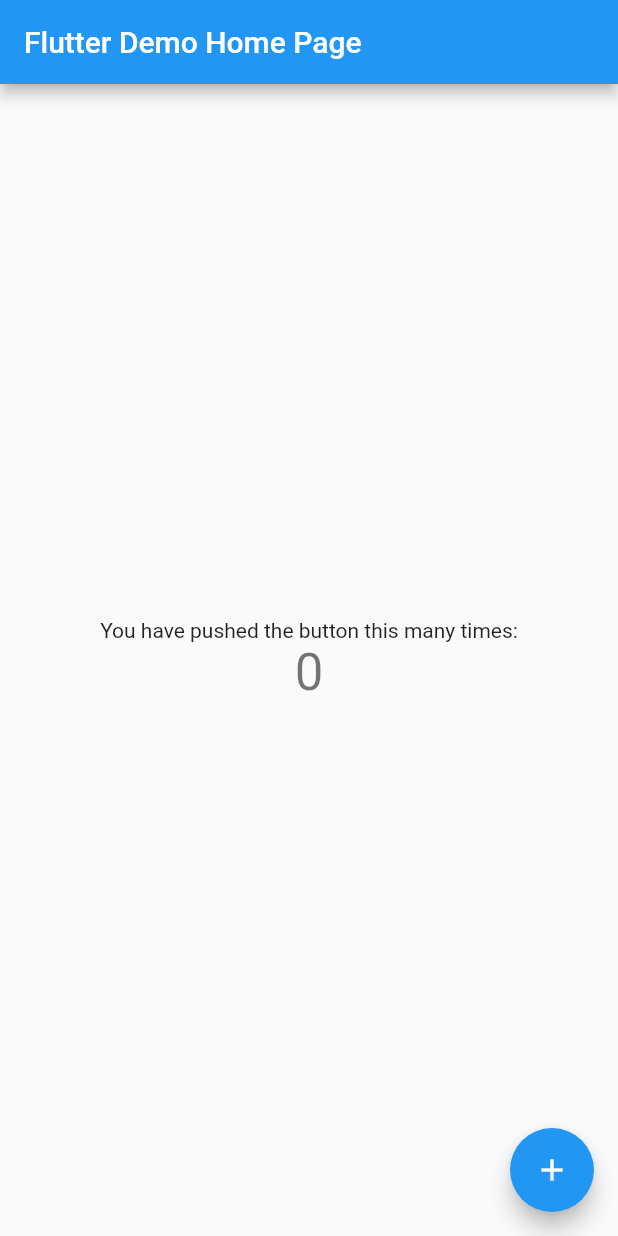
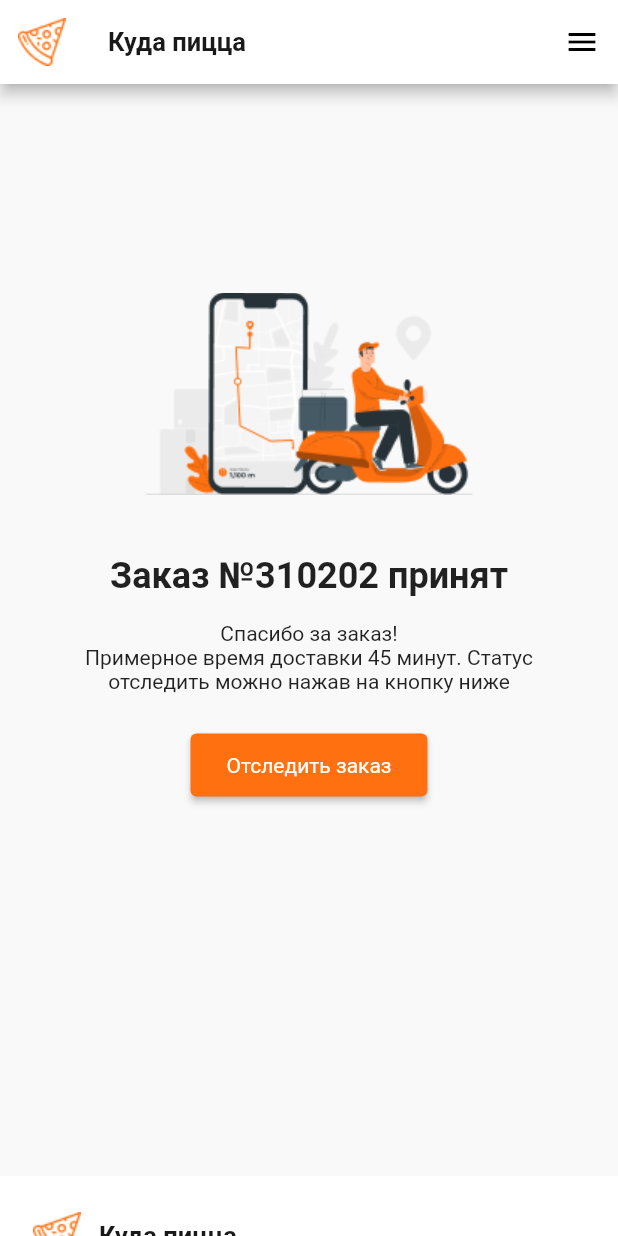
Before and after one commit to BekzodGayratov/Pizza, a Flutter app: the screen it shows after launch, on a phone screen of 412 x 824 dp. Run offline on Flutter 3.47's test engine with Material 2 defaults, Android fonts, the phone set to English and light mode, and no system bars; missing offline and left inert: dart:html.

Commit message:
men juda katta iw qildim

```diff
--- a/lib/main.dart
+++ b/lib/main.dart
@@ -1,115 +1,18 @@
 import 'package:flutter/material.dart';
+import 'package:pizza/view/home_page.dart';
 
 void main() {
-  runApp(const MyApp());
+  runApp(Myapp());
 }
 
-class MyApp extends StatelessWidget {
-  const MyApp({super.key});
+class Myapp extends StatelessWidget {
+  const Myapp({super.key});
 
-  // This widget is the root of your application.
   @override
   Widget build(BuildContext context) {
     return MaterialApp(
-      title: 'Flutter Demo',
-      theme: ThemeData(
-        // This is the theme of your application.
-        //
-        // Try running your application with "flutter run". You'll see the
-        // application has a blue toolbar. Then, without quitting the app, try
-        // changing the primarySwatch below to Colors.green and then invoke
-        // "hot reload" (press "r" in the console where you ran "flutter run",
-        // or simply save your changes to "hot reload" in a Flutter IDE).
-        // Notice that the counter didn't reset back to zero; the application
-        // is not restarted.
-        primarySwatch: Colors.blue,
-      ),
-      home: const MyHomePage(title: 'Flutter Demo Home Page'),
+      debugShowCheckedModeBanner: false,
+      home: HomePage(),
     );
   }
 }
-
-class MyHomePage extends StatefulWidget {
-  const MyHomePage({super.key, required this.title});
-
-  // This widget is the home page of your application. It is stateful, meaning
-  // that it has a State object (defined below) that contains fields that affect
-  // how it looks.
-
-  // This class is the configuration for the state. It holds the values (in this
-  // case the title) provided by the parent (in this case the App widget) and
-  // used by the build method of the State. Fields in a Widget subclass are
-  // always marked "final".
-
-  final String title;
-
-  @override
-  State<MyHomePage> createState() => _MyHomePageState();
-}
-
-class _MyHomePageState extends State<MyHomePage> {
-  int _counter = 0;
-
-  void _incrementCounter() {
-    setState(() {
-      // This call to setState tells the Flutter framework that something has
-      // changed in this State, which causes it to rerun the build method below
-      // so that the display can reflect the updated values. If we changed
-      // _counter without calling setState(), then the build method would not be
-      // called again, and so nothing would appear to happen.
-      _counter++;
-    });
-  }
-
-  @override
-  Widget build(BuildContext context) {
-    // This method is rerun every time setState is called, for instance as done
-    // by the _incrementCounter method above.
-    //
-    // The Flutter framework has been optimized to make rerunning build methods
-    // fast, so that you can just rebuild anything that needs updating rather
-    // than having to individually change instances of widgets.
-    return Scaffold(
-      appBar: AppBar(
-        // Here we take the value from the MyHomePage object that was created by
-        // the App.build method, and use it to set our appbar title.
-        title: Text(widget.title),
-      ),
-      body: Center(
-        // Center is a layout widget. It takes a single child and positions it
-        // in the middle of the parent.
-        child: Column(
-          // Column is also a layout widget. It takes a list of children and
-          // arranges them vertically. By default, it sizes itself to fit its
-          // children horizontally, and tries to be as tall as its parent.
-          //
-          // Invoke "debug painting" (press "p" in the console, choose the
-          // "Toggle Debug Paint" action from the Flutter Inspector in Android
-          // Studio, or the "Toggle Debug Paint" command in Visual Studio Code)
-          // to see the wireframe for each widget.
-          //
-          // Column has various properties to control how it sizes itself and
-          // how it positions its children. Here we use mainAxisAlignment to
-          // center the children vertically; the main axis here is the vertical
-          // axis because Columns are vertical (the cross axis would be
-          // horizontal).
-          mainAxisAlignment: MainAxisAlignment.center,
-          children: <Widget>[
-            const Text(
-              'You have pushed the button this many times:',
-            ),
-            Text(
-              '$_counter',
-              style: Theme.of(context).textTheme.headline4,
-            ),
-          ],
-        ),
-      ),
-      floatingActionButton: FloatingActionButton(
-        onPressed: _incrementCounter,
-        tooltip: 'Increment',
-        child: const Icon(Icons.add),
-      ), // This trailing comma makes auto-formatting nicer for build methods.
-    );
-  }
-}
--- a/lib/view/home_page.dart
+++ b/lib/view/home_page.dart
@@ -0,0 +1,292 @@
+import 'dart:html';
+
+import 'package:flutter/material.dart';
+
+class HomePage extends StatelessWidget {
+  const HomePage({super.key});
+
+  @override
+  Widget build(BuildContext context) {
+    return Scaffold(
+      backgroundColor: const Color(0xffF9F9F9),
+      appBar: AppBar(
+        backgroundColor: Colors.white,
+        iconTheme: const IconThemeData(color: Colors.black),
+        actions: [
+          IconButton(onPressed: () {}, icon: const Icon(Icons.menu_outlined))
+        ],
+        leading: Image.asset("assets/pizza.png"),
+        title: const Text(
+          "Куда пицца",
+          style: TextStyle(
+            color: Color.fromRGBO(25, 25, 25, 1),
+            fontSize: 17.0,
+            fontWeight: FontWeight.w600,
+          ),
+        ),
+      ),
+      body: SingleChildScrollView(
+        child: Column(children: [
+          Center(
+              child: Column(
+                mainAxisAlignment: MainAxisAlignment.center,
+            children: [
+              const SizedBox(
+                height: 139.0,
+              ),
+              Image.asset("assets/kuryer.png"),
+              const SizedBox(
+                height: 40.0,
+              ),
+              const Text(
+                "Заказ №310202 принят",
+                style: TextStyle(
+                  fontSize: 24.0,
+                  fontWeight: FontWeight.w600,
+                ),
+              ),
+              const SizedBox(
+                height: 16.0,
+              ),
+              const Text(
+                "Спасибо за заказ!",
+                style: TextStyle(fontSize: 14.0, fontWeight: FontWeight.w400),
+              ),
+              Text(
+                "Примерное время доставки 45 минут. Статус",
+                style: TextStyle(fontSize: 14.0, fontWeight: FontWeight.w400),
+              ),
+              Text(
+                "отследить можно нажав на кнопку ниже",
+                style: TextStyle(fontSize: 14.0, fontWeight: FontWeight.w400),
+              ),
+              const SizedBox(
+                height: 24.0,
+              ),
+              ElevatedButton(
+                  style: ElevatedButton.styleFrom(
+                      padding: const EdgeInsets.symmetric(
+                          vertical: 13.0, horizontal: 24.0),
+                      backgroundColor: const Color(0xffFF7010)),
+                  onPressed: () {},
+                  child: const Text("Отследить заказ",
+                      style: TextStyle(fontWeight: FontWeight.w400)))
+            ],
+          )),
+          const SizedBox(height: 250.0),
+          Container(
+            color: Colors.white,
+            width: double.infinity,
+            height: 607.0,
+            child: Padding(
+              padding:
+                  const EdgeInsets.only(top: 24.0, left: 22.0, bottom: 12.0),
+              child: Column(
+                children: [
+                  Row(
+                    children: [
+                      Image.asset("assets/pizza.png"),
+                      const SizedBox(
+                        width: 12.0,
+                      ),
+                      const Text(
+                        "Куда пицца",
+                        style: TextStyle(
+                          color: Color.fromRGBO(25, 25, 25, 1),
+                          fontSize: 17.0,
+                          fontWeight: FontWeight.w600,
+                        ),
+                      ),
+                    ],
+                  ),
+                  const SizedBox(
+                    height: 24.0,
+                  ),
+                  Row(
+                    children: const [
+                      Text(
+                        "Куда пицца",
+                        style: TextStyle(fontWeight: FontWeight.w600),
+                      ),
+                    ],
+                  ),
+                  const SizedBox(
+                    height: 20.0,
+                  ),
+                  Row(
+                    children: const [
+                      Text(
+                        "О компании",
+                        style: TextStyle(fontWeight: FontWeight.w400),
+                      ),
+                    ],
+                  ),
+                  const SizedBox(
+                    height: 16.0,
+                  ),
+                  Row(
+                    children: const [
+                      Text(
+                        "Пользовательское соглашение",
+                        style: TextStyle(fontWeight: FontWeight.w400),
+                      ),
+                    ],
+                  ),
+                  const SizedBox(
+                    height: 16.0,
+                  ),
+                  Row(
+                    children: const [
+                      Text(
+                        "Условия гарантии",
+                        style: TextStyle(fontWeight: FontWeight.w400),
+                      ),
+                    ],
+                  ),
+                  const SizedBox(
+                    height: 24.0,
+                  ),
+                  Row(
+                    children: const [
+                      Text(
+                        "Помощь",
+                        style: TextStyle(fontWeight: FontWeight.w600),
+                      ),
+                    ],
+                  ),
+                  const SizedBox(
+                    height: 20.0,
+                  ),
+                  Row(
+                    children: const [
+                      Text(
+                        "Ресторан",
+                        style: TextStyle(fontWeight: FontWeight.w400),
+                      ),
+                    ],
+                  ),
+                  const SizedBox(
+                    height: 16.0,
+                  ),
+                  Row(
+                    children: const [
+                      Text(
+                        "Контакты",
+                        style: TextStyle(fontWeight: FontWeight.w400),
+                      ),
+                    ],
+                  ),
+                  const SizedBox(
+                    height: 16.0,
+                  ),
+                  Row(
+                    children: const [
+                      Text(
+                        "Поддержка",
+                        style: TextStyle(fontWeight: FontWeight.w400),
+                      ),
+                    ],
+                  ),
+                  const SizedBox(
+                    height: 16.0,
+                  ),
+                  Row(
+                    children: const [
+                      Text(
+                        "Отследить заказ",
+                        style: TextStyle(fontWeight: FontWeight.w400),
+                      ),
+                    ],
+                  ),
+                  const SizedBox(
+                    height: 24.0,
+                  ),
+                  Row(
+                    children: const [
+                      Text(
+                        "Контакты",
+                        style: TextStyle(fontWeight: FontWeight.w600),
+                      ),
+                    ],
+                  ),
+                  const SizedBox(
+                    height: 20.0,
+                  ),
+                  Row(
+                    children: const [
+                      Icon(
+                        Icons.call,
+                        color: Color(0xffFF7010),
+                      ),
+                      SizedBox(
+                        width: 12.0,
+                      ),
+                      Text("+7 (926) 223-10-11"),
+                    ],
+                  ),
+                  const SizedBox(
+                    height: 16.0,
+                  ),
+                  Row(
+                    children: const [
+                      Icon(
+                        Icons.location_on_outlined,
+                        color: Color(0xffFF7010),
+                      ),
+                      SizedBox(
+                        width: 15.0,
+                      ),
+                      Text("Москва, ул. Юных Ленинцев, д.99"),
+                    ],
+                  ),
+                  const SizedBox(
+                    height: 12.0,
+                  ),
+                  Row(
+                    children: [
+                      const Icon(
+                        Icons.facebook_outlined,
+                        color: Color(0xffFF7010),
+                      ),
+                      const SizedBox(
+                        width: 12.0,
+                      ),
+                      const Text("Facebok"),
+                      const SizedBox(
+                        width: 24.0,
+                      ),
+                      Image.asset("assets/Vector.png"),
+                      const SizedBox(
+                        width: 12.0,
+                      ),
+                      const Text("Instagram")
+                    ],
+                  ),
+                  const SizedBox(
+                    height: 16.0,
+                  ),
+                  const Padding(
+                    padding: EdgeInsets.only(right: 20.0),
+                    child: Divider(),
+                  ),
+                  const SizedBox(
+                    height: 12.0,
+                  ),
+                  Row(
+                    children: const [
+                      Text(
+                        "© Copyright 2021 — Куда Пицца",
+                        style: TextStyle(
+                            fontSize: 14.0, fontWeight: FontWeight.w400),
+                      )
+                    ],
+                  )
+                ],
+              ),
+            ),
+          ),
+        ]),
+      ),
+    );
+  }
+}
--- a/pubspec.yaml
+++ b/pubspec.yaml
@@ -60,8 +60,8 @@
   uses-material-design: true
 
   # To add assets to your application, add an assets section, like this:
-  # assets:
-  #   - images/a_dot_burr.jpeg
+  assets:
+    - assets/
   #   - images/a_dot_ham.jpeg
 
   # An image asset can refer to one or more resolution-specific "variants", see
```
Also changed, not shown: assets/Vector.png (added), assets/kuryer.png (added), assets/pizza.png (added), 1 other file.
